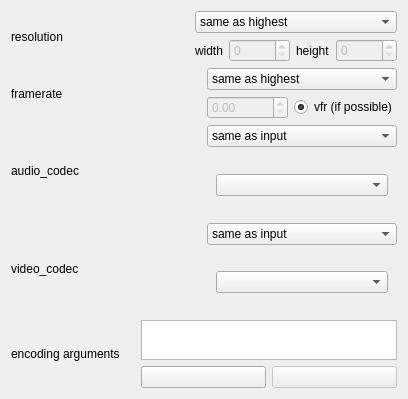
The window that videoinfowidget.ui (ark231/video_re_encoder) describes before a commit, drawn with Qt 5.
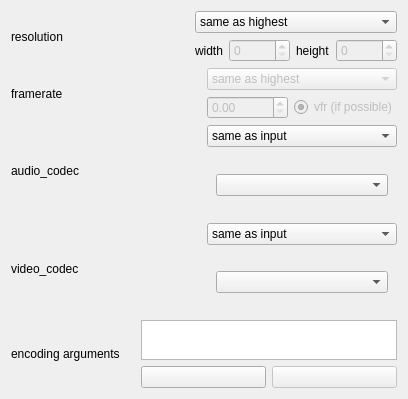
The same window after the commit. Icons and pictures are not drawn.

Commit message:
add: ui_*.pyを無視、フレームレート周りを無効化
Qt Designerを使うとなぜかpythonバージョンも生成されてしまうようなので、無視。
フレームレート周りは、当分使う予定がないので、凍結。どうしても使いたい場合は直に引数を追加すれば何とかなるはず。

Patch:
```diff
--- a/videoinfowidget.ui
+++ b/videoinfowidget.ui
@@ -27,6 +27,9 @@
       <layout class="QVBoxLayout" name="verticalLayout_3">
        <item>
         <widget class="QComboBox" name="comboBox_framerate">
+         <property name="enabled">
+          <bool>false</bool>
+         </property>
          <item>
           <property name="text">
            <string>same as highest</string>
@@ -65,6 +68,9 @@
          </item>
          <item>
           <widget class="QRadioButton" name="radioButton_vfr">
+           <property name="enabled">
+            <bool>false</bool>
+           </property>
            <property name="text">
             <string>vfr (if possible)</string>
            </property>
```
The commit also changes 1 other file.
